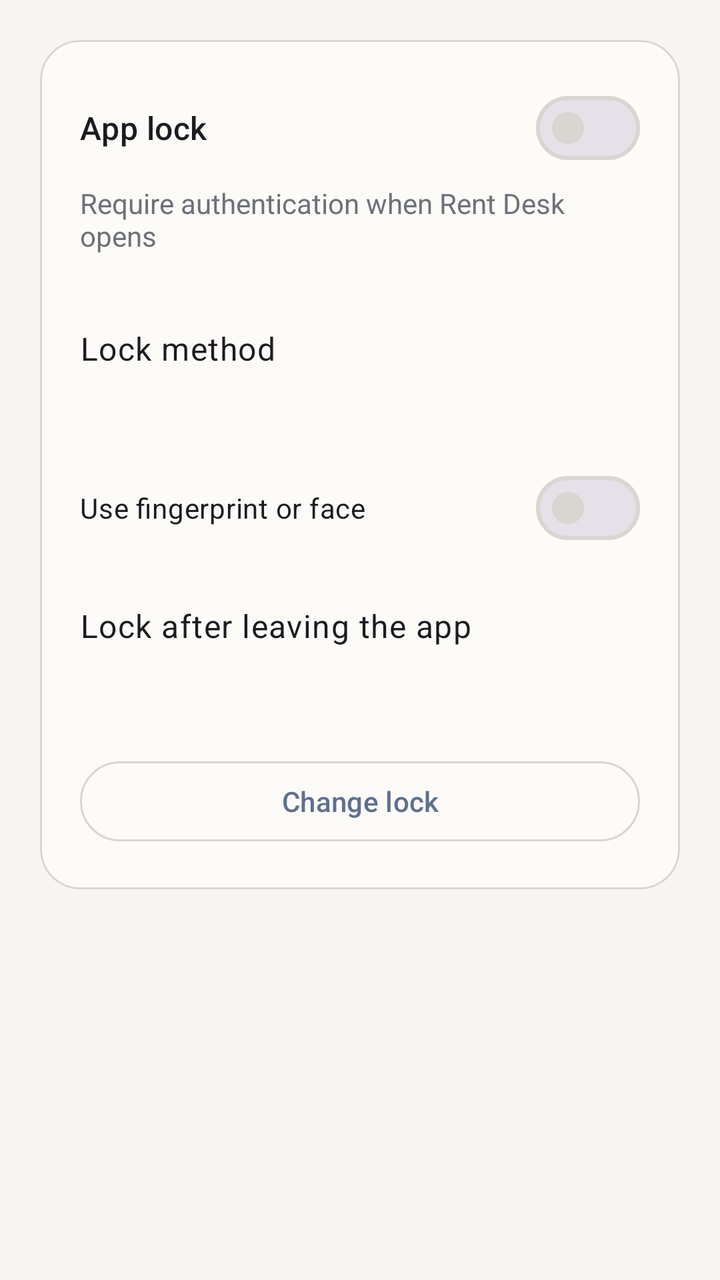
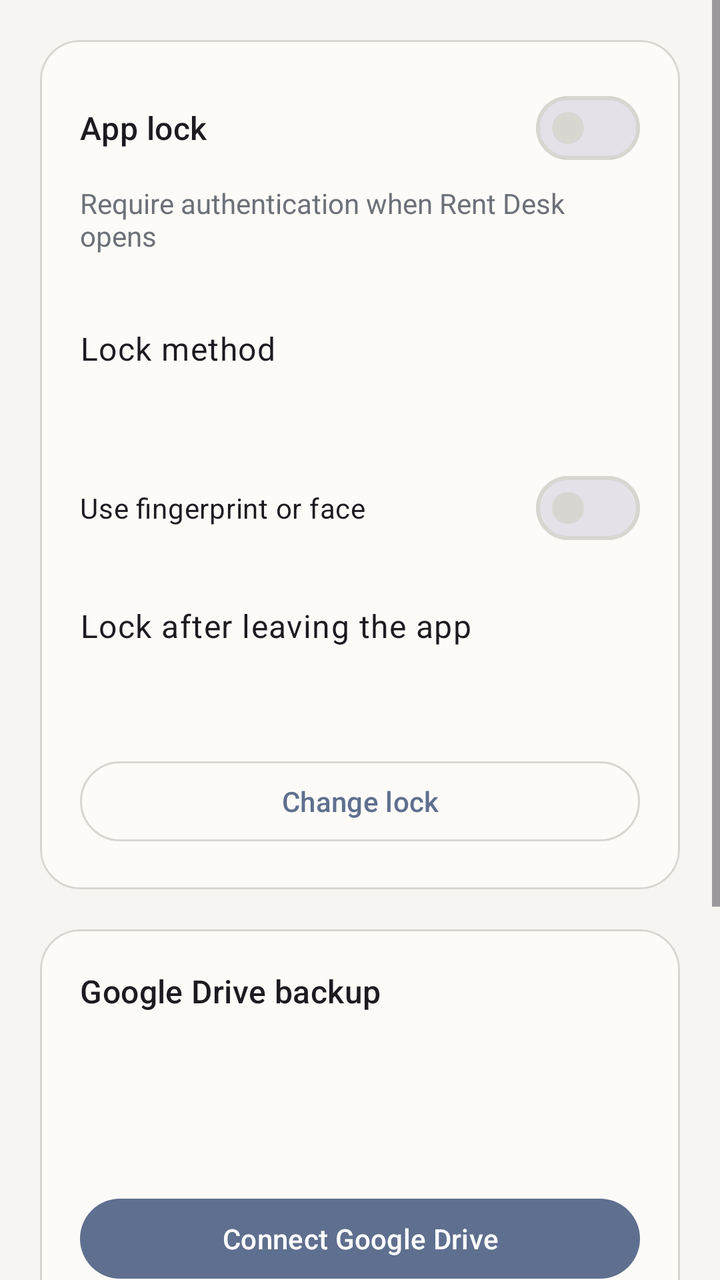

The first picture is an Android layout as it rendered before a commit; the second is the same layout after the commit. The layout source and the unified diff follow.
<!-- AndroidManifest.xml: application theme Theme.RentDesk -->
<!-- res/layout/fragment_settings.xml -->
<?xml version="1.0" encoding="utf-8"?>
<ScrollView xmlns:android="http://schemas.android.com/apk/res/android"
    xmlns:app="http://schemas.android.com/apk/res-auto"
    android:layout_width="match_parent"
    android:layout_height="match_parent"
    android:background="@color/app_background">

    <LinearLayout
        android:layout_width="match_parent"
        android:layout_height="wrap_content"
        android:orientation="vertical"
        android:padding="20dp">

        <com.google.android.material.card.MaterialCardView
            android:layout_width="match_parent"
            android:layout_height="wrap_content"
            app:cardBackgroundColor="@color/app_surface"
            app:cardCornerRadius="20dp"
            app:strokeColor="@color/outline_soft"
            app:strokeWidth="1dp">

            <LinearLayout
                android:layout_width="match_parent"
                android:layout_height="wrap_content"
                android:orientation="vertical"
                android:padding="20dp">

                <com.google.android.material.materialswitch.MaterialSwitch
                    android:id="@+id/switchAppLock"
                    android:layout_width="match_parent"
                    android:layout_height="wrap_content"
                    android:text="@string/app_lock"
                    android:textAppearance="@style/TextAppearance.Material3.TitleMedium" />

                <TextView
                    android:layout_width="match_parent"
                    android:layout_height="wrap_content"
                    android:layout_marginTop="4dp"
                    android:text="@string/app_lock_summary"
                    android:textColor="@color/text_secondary" />

                <LinearLayout
                    android:id="@+id/rowLockMethod"
                    android:layout_width="match_parent"
                    android:layout_height="wrap_content"
                    android:layout_marginTop="24dp"
                    android:background="?attr/selectableItemBackground"
                    android:clickable="true"
                    android:focusable="true"
                    android:orientation="vertical"
                    android:paddingVertical="12dp">

                    <TextView
                        android:layout_width="wrap_content"
                        android:layout_height="wrap_content"
                        android:text="@string/lock_method"
                        android:textAppearance="@style/TextAppearance.Material3.BodyLarge" />

                    <TextView
                        android:id="@+id/tvLockMethodValue"
                        android:layout_width="wrap_content"
                        android:layout_height="wrap_content"
                        android:layout_marginTop="2dp"
                        android:textColor="@color/text_secondary" />
                </LinearLayout>

                <com.google.android.material.materialswitch.MaterialSwitch
                    android:id="@+id/switchBiometrics"
                    android:layout_width="match_parent"
                    android:layout_height="wrap_content"
                    android:layout_marginTop="12dp"
                    android:text="@string/use_biometrics" />

                <TextView
                    android:id="@+id/tvBiometricSummary"
                    android:layout_width="match_parent"
                    android:layout_height="wrap_content"
                    android:layout_marginTop="2dp"
                    android:text="@string/biometrics_unavailable"
                    android:textColor="@color/text_secondary"
                    android:visibility="gone" />

                <LinearLayout
                    android:id="@+id/rowLockTimeout"
                    android:layout_width="match_parent"
                    android:layout_height="wrap_content"
                    android:layout_marginTop="12dp"
                    android:background="?attr/selectableItemBackground"
                    android:clickable="true"
                    android:focusable="true"
                    android:orientation="vertical"
                    android:paddingVertical="12dp">

                    <TextView
                        android:layout_width="wrap_content"
                        android:layout_height="wrap_content"
                        android:text="@string/lock_timeout"
                        android:textAppearance="@style/TextAppearance.Material3.BodyLarge" />

                    <TextView
                        android:id="@+id/tvLockTimeoutValue"
                        android:layout_width="wrap_content"
                        android:layout_height="wrap_content"
                        android:layout_marginTop="2dp"
                        android:textColor="@color/text_secondary" />
                </LinearLayout>

                <com.google.android.material.button.MaterialButton
                    android:id="@+id/btnChangeLock"
                    style="@style/Widget.Material3.Button.OutlinedButton"
                    android:layout_width="match_parent"
                    android:layout_height="wrap_content"
                    android:layout_marginTop="20dp"
                    android:text="@string/change_lock" />

            </LinearLayout>
        </com.google.android.material.card.MaterialCardView>
    </LinearLayout>
</ScrollView>
<!-- resources referenced by this layout -->
<resources>
  <color name="app_background">#F6F5F2</color>
  <color name="app_surface">#FCFBF8</color>
  <color name="outline_soft">#D8D6D0</color>
  <color name="text_secondary">#6D7178</color>
  <string name="app_lock">App lock</string>
  <string name="app_lock_summary">Require authentication when Rent Desk opens</string>
  <string name="biometrics_unavailable">No strong fingerprint or face is enrolled on this device</string>
  <string name="change_lock">Change lock</string>
  <string name="lock_method">Lock method</string>
  <string name="lock_timeout">Lock after leaving the app</string>
  <string name="use_biometrics">Use fingerprint or face</string>
  <style name="Theme.RentDesk" parent="Theme.Material3.DayNight.NoActionBar">
          <item name="colorPrimary">@color/brand_primary</item>
          <item name="colorOnPrimary">@color/white</item>
          <item name="colorPrimaryContainer">@color/brand_primary_container</item>
          <item name="colorSecondary">@color/brand_secondary</item>
          <item name="colorSecondaryContainer">@color/brand_secondary_container</item>
          <item name="colorSurface">@color/app_surface</item>
          <item name="colorSurfaceVariant">@color/app_surface_variant</item>
          <item name="colorOnSurface">@color/text_primary</item>
          <item name="colorOnSurfaceVariant">@color/text_secondary</item>
          <item name="colorOutline">@color/outline_soft</item>
          <item name="android:colorBackground">@color/app_background</item>
          <item name="android:navigationBarColor">@color/app_background</item>
          <item name="android:statusBarColor">@android:color/transparent</item>
          <item name="android:windowLightStatusBar">true</item>
          <item name="materialAlertDialogTheme">@style/ThemeOverlay.RentDesk.AlertDialog</item>
      </style>
  <color name="brand_primary">#5F6F8F</color>
  <color name="white">#FFFFFFFF</color>
  <color name="brand_primary_container">#E3E8F0</color>
  <color name="brand_secondary">#6F8575</color>
  <color name="brand_secondary_container">#E2EBE5</color>
  <color name="app_surface_variant">#ECEAE5</color>
  <color name="text_primary">#262A2F</color>
  <style name="ThemeOverlay.RentDesk.AlertDialog" parent="ThemeOverlay.Material3.MaterialAlertDialog">
          <item name="shapeAppearanceMediumComponent">@style/ShapeAppearance.RentDesk.Large</item>
      </style>
  <style name="ShapeAppearance.RentDesk.Large" parent="ShapeAppearance.Material3.LargeComponent">
          <item name="cornerSize">24dp</item>
      </style>
</resources>

<!-- the commit's change to res/layout/fragment_settings.xml (unified diff, before → after) -->
@@ -115,5 +115,98 @@
 
             </LinearLayout>
         </com.google.android.material.card.MaterialCardView>
+
+        <com.google.android.material.card.MaterialCardView
+            android:layout_width="match_parent"
+            android:layout_height="wrap_content"
+            android:layout_marginTop="20dp"
+            app:cardBackgroundColor="@color/app_surface"
+            app:cardCornerRadius="20dp"
+            app:strokeColor="@color/outline_soft"
+            app:strokeWidth="1dp">
+
+            <LinearLayout
+                android:layout_width="match_parent"
+                android:layout_height="wrap_content"
+                android:orientation="vertical"
+                android:padding="20dp">
+
+                <TextView
+                    android:layout_width="wrap_content"
+                    android:layout_height="wrap_content"
+                    android:text="@string/google_drive_backup"
+                    android:textAppearance="@style/TextAppearance.Material3.TitleMedium" />
+
+                <TextView
+                    android:id="@+id/tvDriveAccount"
+                    android:layout_width="match_parent"
+                    android:layout_height="wrap_content"
+                    android:layout_marginTop="8dp"
+                    android:textColor="@color/text_secondary" />
+
+                <TextView
+                    android:id="@+id/tvBackupMobile"
+                    android:layout_width="match_parent"
+                    android:layout_height="wrap_content"
+                    android:layout_marginTop="4dp"
+                    android:textColor="@color/text_secondary" />
+
+                <TextView
+                    android:id="@+id/tvLastDriveBackup"
+                    android:layout_width="match_parent"
+                    android:layout_height="wrap_content"
+                    android:layout_marginTop="4dp"
+                    android:textColor="@color/text_secondary" />
+
+                <com.google.android.material.progressindicator.LinearProgressIndicator
+                    android:id="@+id/progressDrive"
+                    android:layout_width="match_parent"
+                    android:layout_height="wrap_content"
+                    android:layout_marginTop="16dp"
+                    android:indeterminate="true"
+                    android:visibility="gone" />
+
+                <com.google.android.material.button.MaterialButton
+                    android:id="@+id/btnConnectDrive"
+                    android:layout_width="match_parent"
+                    android:layout_height="wrap_content"
+                    android:layout_marginTop="16dp"
+                    android:text="@string/connect_google_drive" />
+
+                <com.google.android.material.button.MaterialButton
+                    android:id="@+id/btnBackupNow"
+                    style="@style/Widget.Material3.Button.OutlinedButton"
+                    android:layout_width="match_parent"
+                    android:layout_height="wrap_content"
+                    android:layout_marginTop="8dp"
+                    android:text="@string/back_up_now" />
+
+                <com.google.android.material.button.MaterialButton
+                    android:id="@+id/btnRestoreBackup"
+                    style="@style/Widget.Material3.Button.OutlinedButton"
+                    android:layout_width="match_parent"
+                    android:layout_height="wrap_content"
+                    android:layout_marginTop="8dp"
+                    android:text="@string/restore_backup" />
+
+                <com.google.android.material.button.MaterialButton
+                    android:id="@+id/btnExportReadable"
+                    style="@style/Widget.Material3.Button.OutlinedButton"
+                    android:layout_width="match_parent"
+                    android:layout_height="wrap_content"
+                    android:layout_marginTop="8dp"
+                    android:text="@string/export_readable_drive" />
+
+                <com.google.android.material.button.MaterialButton
+                    android:id="@+id/btnDisconnectDrive"
+                    style="@style/Widget.Material3.Button.TextButton"
+                    android:layout_width="wrap_content"
+                    android:layout_height="wrap_content"
+                    android:layout_gravity="end"
+                    android:layout_marginTop="4dp"
+                    android:text="@string/disconnect_drive" />
+
+            </LinearLayout>
+        </com.google.android.material.card.MaterialCardView>
     </LinearLayout>
 </ScrollView>
<!-- resource entries referenced after the edit -->
@@ -6,10 +6,16 @@
   <color name="text_secondary">#6D7178</color>
   <string name="app_lock">App lock</string>
   <string name="app_lock_summary">Require authentication when Rent Desk opens</string>
+  <string name="back_up_now">Back up now</string>
   <string name="biometrics_unavailable">No strong fingerprint or face is enrolled on this device</string>
   <string name="change_lock">Change lock</string>
+  <string name="connect_google_drive">Connect Google Drive</string>
+  <string name="disconnect_drive">Disconnect Drive</string>
+  <string name="export_readable_drive">Export readable copy to Drive</string>
+  <string name="google_drive_backup">Google Drive backup</string>
   <string name="lock_method">Lock method</string>
   <string name="lock_timeout">Lock after leaving the app</string>
+  <string name="restore_backup">Restore backup</string>
   <string name="use_biometrics">Use fingerprint or face</string>
   <style name="Theme.RentDesk" parent="Theme.Material3.DayNight.NoActionBar">
           <item name="colorPrimary">@color/brand_primary</item>
